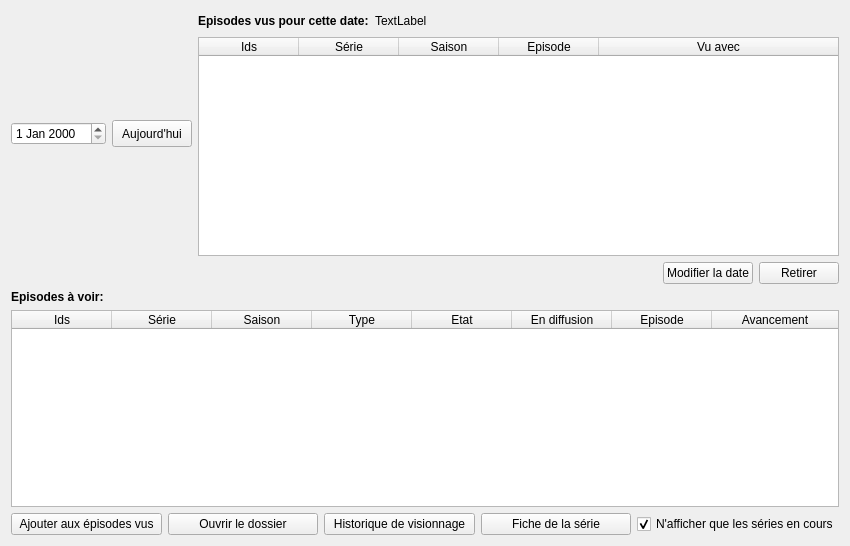
Above: src/ui/tabs/planning_tab.ui from seigneurfuo/MyAnimeManager3 before the change. Below: the same form after it.
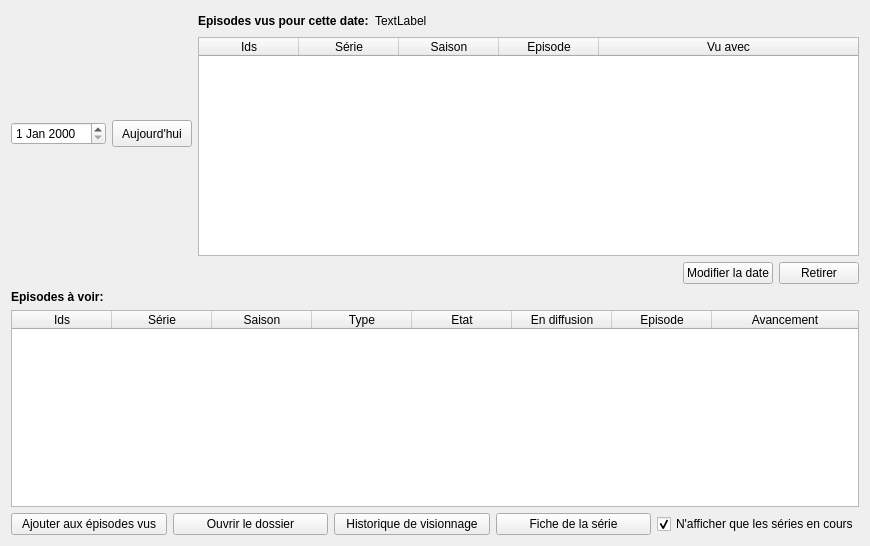
That is the form after the change. Icons and pictures are not drawn.

```diff
--- a/src/ui/tabs/planning_tab.ui
+++ b/src/ui/tabs/planning_tab.ui
@@ -6,7 +6,7 @@
    <rect>
     <x>0</x>
     <y>0</y>
-    <width>850</width>
+    <width>870</width>
     <height>546</height>
    </rect>
   </property>
```
Left out of the diff: 12 changed lines with no effect on the pictures.
